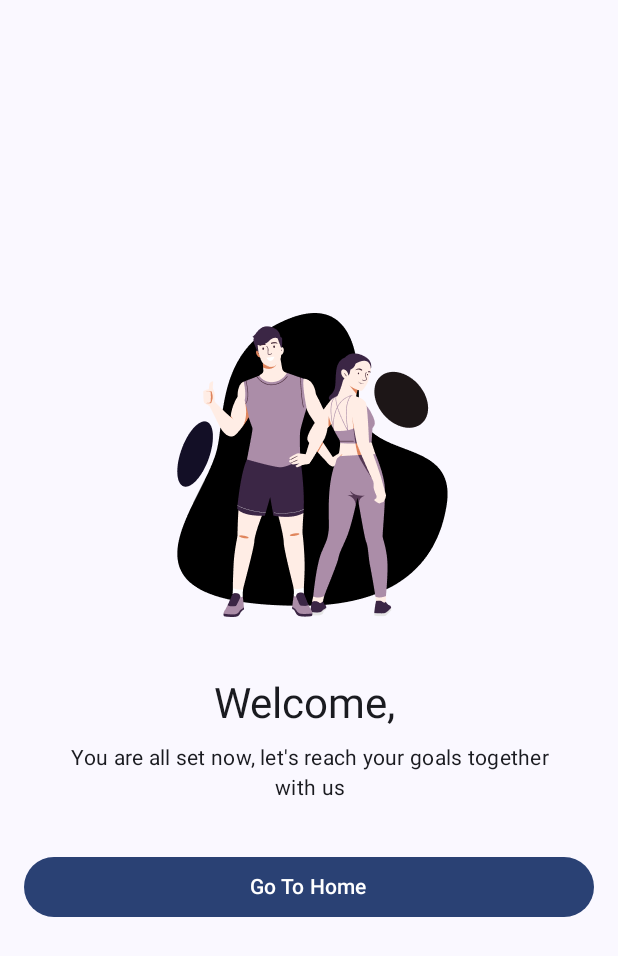
After one commit to Haikalwelp/DreamShape-Fitness, an Android app built with Jetpack Compose: the composable SuccessScreen called with empty values, on a phone screen of 412 x 824 dp. The commit adds this screen. Shown: the top 956 px of the screen. Run offline under Robolectric (Android 15) with nearby library versions, the phone set to English and light mode, and no system bars; our stand-ins replace Firebase (no records; nobody signed in at launch, a user with empty details on screens opened directly), livedata-compose.

Commit message:
v0.0.2
quite problematic, resolving soon.

```diff
--- /dev/null
+++ b/app/src/main/java/com/dreamshape/dsfitness/screens/SuccessScreen.kt
@@ -0,0 +1,56 @@
+package com.dreamshape.dsfitness.screens
+
+import androidx.compose.foundation.Image
+import androidx.compose.foundation.layout.*
+import androidx.compose.material3.MaterialTheme
+import androidx.compose.runtime.Composable
+import androidx.compose.runtime.getValue
+import androidx.compose.runtime.livedata.observeAsState
+import androidx.compose.ui.Alignment
+import androidx.compose.ui.Modifier
+import androidx.compose.ui.graphics.painter.Painter
+import androidx.compose.ui.res.painterResource
+import androidx.compose.ui.tooling.preview.Preview
+import androidx.compose.ui.unit.dp
+import androidx.lifecycle.viewmodel.compose.viewModel
+import com.dreamshape.dsfitness.LoginViewModel
+import com.dreamshape.dsfitness.R
+import com.dreamshape.dsfitness.components.DSButton
+import com.dreamshape.dsfitness.components.OnboardingText
+import com.dreamshape.dsfitness.components.OnboardingTitle
+
+@Composable
+fun SuccessScreen(userName: String, userViewModel: LoginViewModel.UserViewModel = viewModel(), onContinueClicked: () -> Unit) {
+    // Assuming the success image is stored in the drawable resource folder
+    val successImage: Painter = painterResource(id = R.drawable.success)
+    Column(
+        modifier = Modifier
+            .fillMaxSize()
+            .padding(16.dp),
+        horizontalAlignment = Alignment.CenterHorizontally,
+        verticalArrangement = Arrangement.Center
+    ) {
+        // Success image
+        Image(
+            painter = successImage,
+            contentDescription = "Registration Success",
+            modifier = Modifier.fillMaxWidth()
+        )
+        Spacer(modifier = Modifier.height(24.dp))
+
+        // Welcome text
+        OnboardingTitle(text = "Welcome, $userName")
+        Spacer(modifier = Modifier.height(8.dp))
+
+        // Subtitle text
+        OnboardingText(text = "You are all set now, let's reach your goals together with us")
+
+        Spacer(modifier = Modifier.height(32.dp))
+
+        // Continue button
+        DSButton(
+            text = "Go To Home",
+            onClick = onContinueClicked
+        )
+    }
+}
```
Also changed, not shown: app/src/main/java/com/dreamshape/dsfitness/DSFViewModel.kt (+76 -0 lines), app/src/main/java/com/dreamshape/dsfitness/NavGraph.kt (+15 -0 lines), app/src/main/java/com/dreamshape/dsfitness/screens/LoginScreen.kt (added, +66 -0 lines), app/src/main/java/com/dreamshape/dsfitness/screens/RegistrationScreen.kt (+8 -1 lines), app/src/main/res/drawable-nodpi/success.png (added).
